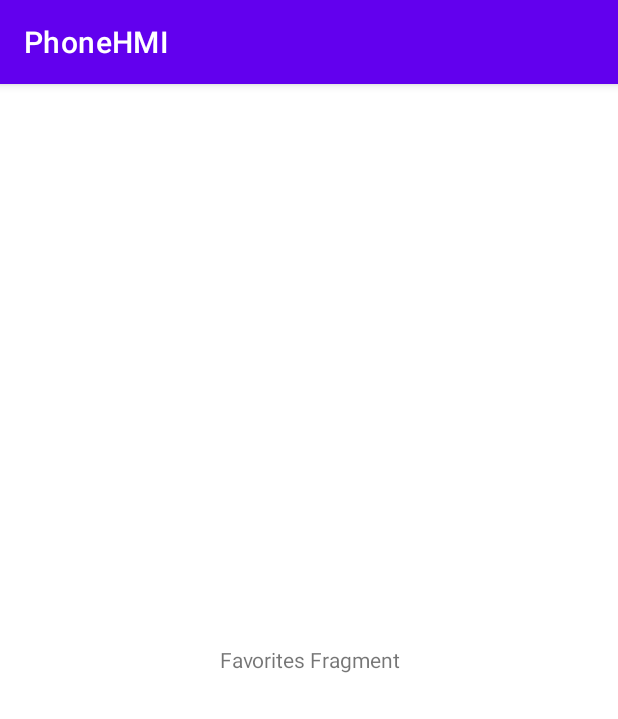
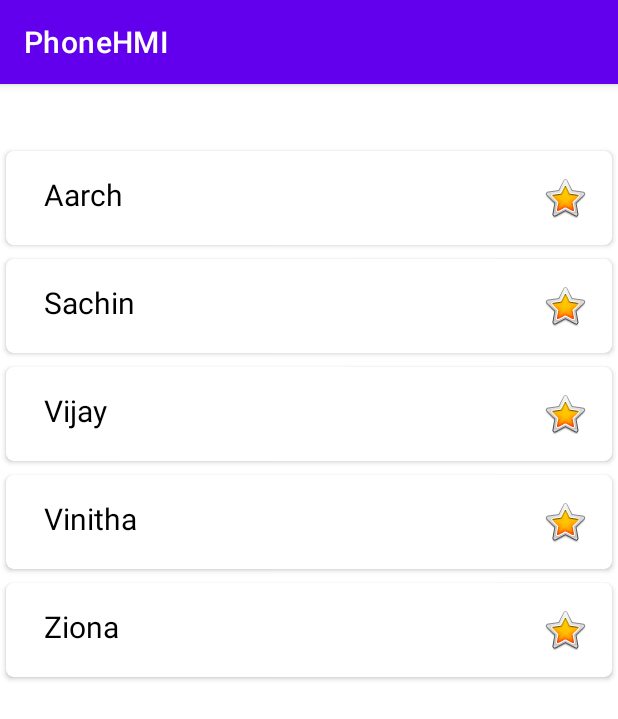
Before and after one commit to SubinBSuresh/Phone, an Android app: the fragment FavoritesFragment shown on its own in the app's theme, on a phone screen of 412 x 824 dp. Shown: the top 719 px of the screen. Run offline under Robolectric (Android 15) with nearby library versions, the phone set to English and light mode, and no system bars.

Commit message:
Favorites part added.

```diff
--- /dev/null
+++ b/PhoneHMI/app/src/main/java/com/example/phonehmi/FavoritesAdapter.java
@@ -0,0 +1,75 @@
+package com.example.phonehmi;
+
+import android.content.Context;
+import android.view.LayoutInflater;
+import android.view.View;
+import android.view.ViewGroup;
+import android.widget.TextView;
+import android.widget.ToggleButton;
+
+import androidx.annotation.NonNull;
+import androidx.core.content.ContextCompat;
+import androidx.recyclerview.widget.RecyclerView;
+
+import java.util.ArrayList;
+
+import ServicePackage.FavoritesModel;
+
+public class FavoritesAdapter extends RecyclerView.Adapter<FavoritesAdapter.ViewHolder>{
+    ArrayList<FavoritesModel> favData;
+    private Context context;
+
+    public FavoritesAdapter(ArrayList<FavoritesModel> favData, Context context) {
+        this.favData = favData;
+        this.context = context;
+    }
+
+
+    @NonNull
+    @Override
+    public ViewHolder onCreateViewHolder(@NonNull ViewGroup parent, int viewType) {
+        View view= LayoutInflater.from(parent.getContext()).inflate(R.layout.favorites_items,parent,false);
+        return new ViewHolder(view);
+    }
+
+    @Override
+    public void onBindViewHolder(@NonNull ViewHolder holder, int position) {
+
+        holder.name.setText(favData.get(position).getName());
+
+    }
+
+    @Override
+    public int getItemCount() {
+        return favData.size();
+    }
+
+    class ViewHolder extends RecyclerView.ViewHolder implements View.OnClickListener {
+
+        TextView name;
+        ToggleButton remBtn;
+
+        public ViewHolder(@NonNull View itemView) {
+            super(itemView);
+
+            name = itemView.findViewById(R.id.favorite_name);
+            remBtn = itemView.findViewById(R.id.btn_remove_favorite);
+            remBtn.setOnClickListener(this);
+
+            remBtn.setBackgroundDrawable(ContextCompat.getDrawable(context, android.R.drawable.btn_star_big_on));
+
+            //name.setOnClickListener(this);
+
+        }
+
+        @Override
+        public void onClick(View v) {
+
+            int position = this.getAdapterPosition();
+            favData.remove(position);
+            //remBtn.setBackgroundDrawable(ContextCompat.getDrawable(context, android.R.drawable.btn_star_big_off));
+
+            notifyItemRemoved(position);
+        }
+    }
+}
--- a/PhoneHMI/app/src/main/java/com/example/phonehmi/FavoritesFragment.java
+++ b/PhoneHMI/app/src/main/java/com/example/phonehmi/FavoritesFragment.java
@@ -3,10 +3,17 @@ package com.example.phonehmi;
 import android.os.Bundle;
 
 import androidx.fragment.app.Fragment;
+import androidx.recyclerview.widget.LinearLayoutManager;
+import androidx.recyclerview.widget.RecyclerView;
 
 import android.view.LayoutInflater;
 import android.view.View;
 import android.view.ViewGroup;
+import android.widget.TextView;
+
+import java.util.ArrayList;
+
+import ServicePackage.FavoritesModel;
 
 /**
  * A simple {@link Fragment} subclass.
@@ -23,6 +30,12 @@ public class FavoritesFragment extends Fragment {
     // TODO: Rename and change types of parameters
     private String mParam1;
     private String mParam2;
+
+    //creating object for recycler view
+    RecyclerView recyclerView;
+    ArrayList<FavoritesModel> favData;
+    private  FavoritesAdapter favoriteAdapter;
+    TextView textView;
 
     public FavoritesFragment() {
         // Required empty public constructor
@@ -59,6 +72,42 @@ public class FavoritesFragment extends Fragment {
     public View onCreateView(LayoutInflater inflater, ViewGroup container,
                              Bundle savedInstanceState) {
         // Inflate the layout for this fragment
-          return inflater.inflate(R.layout.fragment_favorites, container, false);
+          View view =  inflater.inflate(R.layout.fragment_favorites, container, false);
+        recyclerView=view.findViewById(R.id.recView);
+        textView = view.findViewById(R.id.empty_view_favorite);
+        recyclerView.setLayoutManager(new LinearLayoutManager(getContext()));
+        favData=new ArrayList<>();
+
+        // demo list for the recucler view
+        FavoritesModel ob1 = new FavoritesModel("Aarch","8606702593");
+        favData.add(ob1);
+        FavoritesModel ob2= new FavoritesModel("Sachin","8606702593");
+        favData.add(ob2);
+        FavoritesModel ob3 = new FavoritesModel("Vijay","4365785423");
+        favData.add(ob3);
+
+        FavoritesModel ob4= new FavoritesModel("Vinitha","4523566778");
+        favData.add(ob4);
+        FavoritesModel ob5 = new FavoritesModel("Ziona","34124567898");
+        favData.add(ob5);
+
+
+        favoriteAdapter = new FavoritesAdapter(favData, getContext());
+        recyclerView.setAdapter(favoriteAdapter);
+        //recyclerView.setAdapter(new FavAdapter(favData, getContext()));
+
+        //to display empty call log message
+        updateVisibility();
+        return view;
+    }
+
+    private void updateVisibility() {
+        if (favoriteAdapter.getItemCount() == 0) {
+            recyclerView.setVisibility(View.GONE);
+            textView.setVisibility(View.VISIBLE);
+        } else {
+            recyclerView.setVisibility(View.VISIBLE);
+            textView.setVisibility(View.GONE);
+        }
     }
 }
--- /dev/null
+++ b/PhoneHMI/app/src/main/res/drawable/star_on_foreground.xml
@@ -0,0 +1,15 @@
+<vector xmlns:android="http://schemas.android.com/apk/res/android"
+    android:width="108dp"
+    android:height="108dp"
+    android:viewportWidth="108"
+    android:viewportHeight="108"
+    android:tint="#E3C113">
+  <group android:scaleX="2.61"
+      android:scaleY="2.61"
+      android:translateX="22.68"
+      android:translateY="22.68">
+    <path
+        android:fillColor="@android:color/white"
+        android:pathData="M14.43,10l-2.43,-8l-2.43,8l-7.57,0l6.18,4.41l-2.35,7.59l6.17,-4.69l6.18,4.69l-2.35,-7.59l6.17,-4.41z"/>
+  </group>
+</vector>
--- /dev/null
+++ b/PhoneHMI/app/src/main/res/layout/favorites_items.xml
@@ -0,0 +1,52 @@
+<?xml version="1.0" encoding="utf-8"?>
+<androidx.cardview.widget.CardView xmlns:android="http://schemas.android.com/apk/res/android"
+    android:layout_width="match_parent"
+    android:layout_height="wrap_content"
+    xmlns:app="http://schemas.android.com/apk/res-auto"
+    app:cardCornerRadius="5dp"
+    android:elevation="4dp"
+    app:cardUseCompatPadding="true">
+
+
+
+
+    <LinearLayout
+        android:layout_width="match_parent"
+        android:layout_height="wrap_content"
+        android:layout_margin="10dp"
+        android:backgroundTint="#5C03A9F4"
+        android:orientation="horizontal"
+        android:padding="5dp">
+
+
+        <LinearLayout
+            android:layout_width="0dp"
+            android:layout_height="wrap_content"
+            android:layout_weight="8"
+            android:orientation="vertical"
+            android:paddingLeft="10dp">
+
+
+            <TextView
+                android:id="@+id/favorite_name"
+                android:layout_width="match_parent"
+                android:layout_height="wrap_content"
+                android:text="No name"
+                android:textColor="@color/black"
+                android:textSize="20sp" />
+
+
+        </LinearLayout>
+
+
+        <ToggleButton
+            android:id="@+id/btn_remove_favorite"
+            android:layout_width="32dp"
+            android:layout_height="32dp"
+            android:layout_gravity="right"
+            android:textOn=""
+            android:textOff=""/>
+    </LinearLayout>
+
+
+</androidx.cardview.widget.CardView>
--- a/PhoneHMI/app/src/main/res/layout/fragment_favorites.xml
+++ b/PhoneHMI/app/src/main/res/layout/fragment_favorites.xml
@@ -5,11 +5,23 @@
     android:layout_height="match_parent"
     tools:context=".FavoritesFragment">
 
-    <!-- TODO: Update blank fragment layout -->
+    <LinearLayout
+        android:layout_width="match_parent"
+        android:layout_height="match_parent"
+        android:orientation="vertical"
+        android:paddingTop="40sp">
+
+        <androidx.recyclerview.widget.RecyclerView
+            android:id="@+id/recView"
+            android:layout_width="match_parent"
+            android:layout_height="wrap_content" />
+    </LinearLayout>
     <TextView
+        android:id="@+id/empty_view_favorite"
         android:layout_width="match_parent"
         android:layout_height="match_parent"
         android:gravity="center"
-        android:text="Favorites Fragment" />
-
+        android:text="The favorite list is empty"
+        android:textSize="20sp"
+        android:visibility="gone" />
 </FrameLayout>
--- /dev/null
+++ b/PhoneHMI/app/src/main/res/mipmap-anydpi-v26/star_on.xml
@@ -0,0 +1,5 @@
+<?xml version="1.0" encoding="utf-8"?>
+<adaptive-icon xmlns:android="http://schemas.android.com/apk/res/android">
+    <background android:drawable="@color/star_on_background"/>
+    <foreground android:drawable="@drawable/star_on_foreground"/>
+</adaptive-icon>
--- /dev/null
+++ b/PhoneHMI/app/src/main/res/mipmap-anydpi-v26/star_on_round.xml
@@ -0,0 +1,5 @@
+<?xml version="1.0" encoding="utf-8"?>
+<adaptive-icon xmlns:android="http://schemas.android.com/apk/res/android">
+    <background android:drawable="@color/star_on_background"/>
+    <foreground android:drawable="@drawable/star_on_foreground"/>
+</adaptive-icon>
--- /dev/null
+++ b/PhoneHMI/app/src/main/res/values/star_on_background.xml
@@ -0,0 +1,4 @@
+<?xml version="1.0" encoding="utf-8"?>
+<resources>
+    <color name="star_on_background">#B7BAB8</color>
+</resources>
```
Also changed, not shown: PhoneHMI/app/src/main/res/mipmap-hdpi/star_on.png (added), PhoneHMI/app/src/main/res/mipmap-hdpi/star_on_round.png (added), PhoneHMI/app/src/main/res/mipmap-mdpi/star_on.png (added), PhoneHMI/app/src/main/res/mipmap-mdpi/star_on_round.png (added), PhoneHMI/app/src/main/res/mipmap-xhdpi/star_on.png (added), PhoneHMI/app/src/main/res/mipmap-xhdpi/star_on_round.png (added), PhoneHMI/app/src/main/res/mipmap-xxhdpi/star_on.png (added), PhoneHMI/app/src/main/res/mipmap-xxhdpi/star_on_round.png (added), PhoneHMI/app/src/main/res/mipmap-xxxhdpi/star_on.png (added), PhoneHMI/app/src/main/res/mipmap-xxxhdpi/star_on_round.png (added), PhoneHMI/app/src/main/star_on-playstore.png (added).
